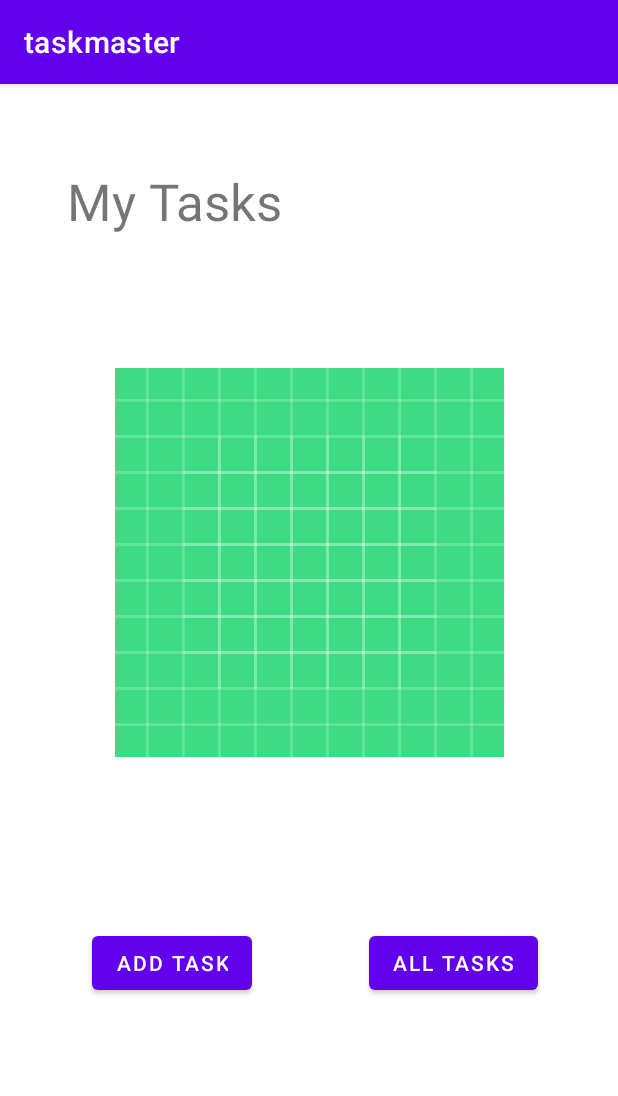
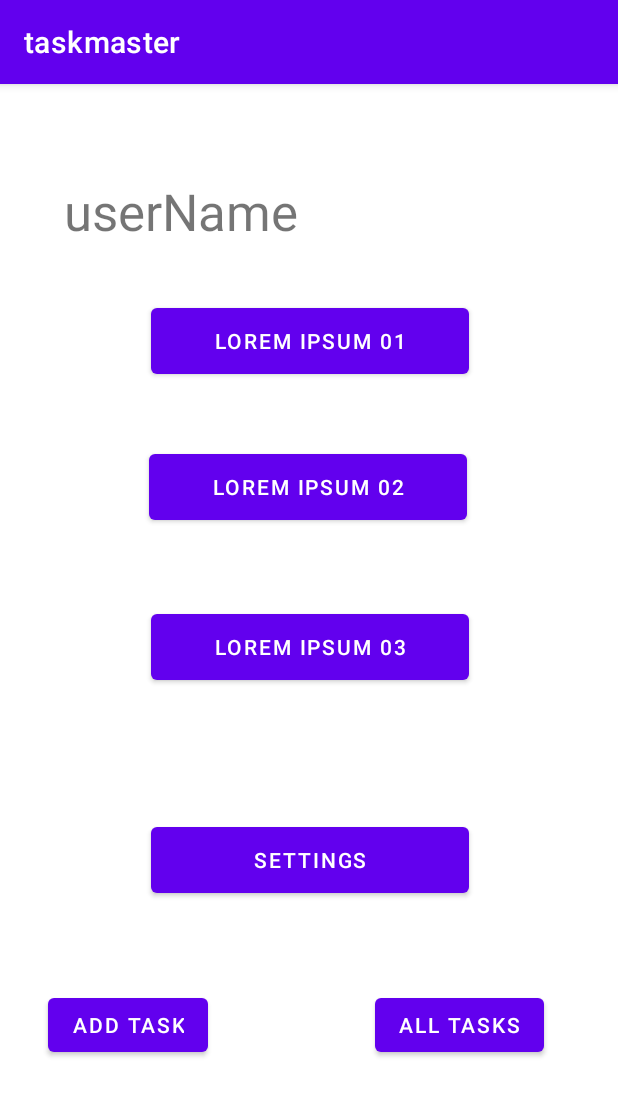
Before and after one commit to mosa-rabea/taskmaster, an Android app: the screen it shows after launch (MainActivity), on a phone screen of 412 x 824 dp. Shown: the top 1096 px of the screen. Run offline under Robolectric (Android 15) with nearby library versions, the phone set to English and light mode, and no system bars.

Commit message:
android2

```diff
--- a/app/src/main/AndroidManifest.xml
+++ b/app/src/main/AndroidManifest.xml
@@ -9,6 +9,12 @@
         android:roundIcon="@mipmap/ic_launcher_round"
         android:supportsRtl="true"
         android:theme="@style/Theme.Taskmaster">
+        <activity
+            android:name=".TaskDetail"
+            android:exported="false" />
+        <activity
+            android:name=".Settings"
+            android:exported="false" />
         <activity
             android:name=".AllTasks"
             android:exported="false" />
--- a/app/src/main/java/com/example/taskmaster/MainActivity.java
+++ b/app/src/main/java/com/example/taskmaster/MainActivity.java
@@ -3,9 +3,12 @@ package com.example.taskmaster;
 import androidx.appcompat.app.AppCompatActivity;
 
 import android.content.Intent;
+import android.content.SharedPreferences;
 import android.os.Bundle;
+import android.preference.PreferenceManager;
 import android.view.*;
 import android.widget.Button;
+import android.widget.TextView;
 
 public class MainActivity extends AppCompatActivity {
 
@@ -15,18 +18,16 @@ public class MainActivity extends AppCompatActivity {
         setContentView(R.layout.activity_main);
 
 
-     Button addTask=(Button) findViewById(R.id.addTask);
+        Button addTask = (Button) findViewById(R.id.addTask);
         addTask.setOnClickListener(new View.OnClickListener() {
             @Override
             public void onClick(View v) {
-             Intent goToAddTask=new Intent(MainActivity.this,AddTask.class);
+                Intent goToAddTask = new Intent(MainActivity.this, AddTask.class);
                 startActivity(goToAddTask);
             }
         });
 
-
-
-        Button allTasks = (Button) findViewById(R.id.allOfTasks);
+        Button allTasks = (Button) findViewById(R.id.allTasks);
         allTasks.setOnClickListener(new View.OnClickListener() {
             @Override
             public void onClick(View v) {
@@ -35,8 +36,66 @@ public class MainActivity extends AppCompatActivity {
             }
         });
 
+
+        Button presentation = findViewById(R.id.presentationButton);
+        presentation.setOnClickListener(new View.OnClickListener() {
+            @Override
+            public void onClick(View v) {
+                String presentationTitle = presentation.getText().toString();
+                Intent goToPresentationDetails = new Intent(MainActivity.this, TaskDetail.class);
+                goToPresentationDetails.putExtra("title",presentationTitle);
+                startActivity(goToPresentationDetails);
+            }
+        });
+
+
+        Button codeChallenge = findViewById(R.id.codeChallengeButton);
+        codeChallenge.setOnClickListener(new View.OnClickListener() {
+            @Override
+            public void onClick(View v) {
+                String codeChallengeTitle = codeChallenge.getText().toString();
+                Intent goToCodeChallengeDetails = new Intent(MainActivity.this, TaskDetail.class);
+                goToCodeChallengeDetails.putExtra("title",codeChallengeTitle);
+                startActivity(goToCodeChallengeDetails);
+            }
+        });
+
+
+
+        Button solveLab = findViewById(R.id.solveButton);
+        solveLab.setOnClickListener(new View.OnClickListener() {
+            @Override
+            public void onClick(View v) {
+                String labName = solveLab.getText().toString();
+                Intent goToLabPage = new Intent(MainActivity.this, TaskDetail.class);
+                goToLabPage.putExtra("title",labName);
+                startActivity(goToLabPage);
+
+            }
+        });
+
+
+
+        Button setting = findViewById(R.id.settingsButton);
+        setting.setOnClickListener(new View.OnClickListener() {
+            @Override
+            public void onClick(View v) {
+                Intent goToSettingsPage = new Intent(MainActivity.this, Settings.class);
+                startActivity(goToSettingsPage);
+            }
+        });
     }
 
 
+    @Override
+    protected void onStart() {
+        super.onStart();
 
+
+        SharedPreferences sharedPreferences = PreferenceManager.getDefaultSharedPreferences(MainActivity.this);
+        String username = sharedPreferences.getString("username", "userName");
+
+        TextView usernameField = findViewById(R.id.userNameView);
+        usernameField.setText(username );
     }
+}
--- a/app/src/main/res/layout/activity_main.xml
+++ b/app/src/main/res/layout/activity_main.xml
@@ -13,36 +13,25 @@
         android:text="Add task"
         app:layout_constraintBottom_toBottomOf="parent"
         app:layout_constraintEnd_toEndOf="parent"
-        app:layout_constraintHorizontal_bias="0.201"
+        app:layout_constraintHorizontal_bias="0.105"
         app:layout_constraintStart_toStartOf="parent"
         app:layout_constraintTop_toTopOf="parent"
-        app:layout_constraintVertical_bias="0.781" />
+        app:layout_constraintVertical_bias="0.838" />
 
     <Button
-        android:id="@+id/allOfTasks"
+        android:id="@+id/allTasks"
         android:layout_width="wrap_content"
         android:layout_height="wrap_content"
         android:text="All tasks"
         app:layout_constraintBottom_toBottomOf="parent"
         app:layout_constraintEnd_toEndOf="parent"
-        app:layout_constraintHorizontal_bias="0.593"
+        app:layout_constraintHorizontal_bias="0.694"
         app:layout_constraintStart_toEndOf="@+id/addTask"
         app:layout_constraintTop_toTopOf="parent"
-        app:layout_constraintVertical_bias="0.781" />
-
-    <ImageView
-        android:id="@+id/imageView"
-        android:layout_width="331dp"
-        android:layout_height="259dp"
-        app:layout_constraintBottom_toBottomOf="parent"
-        app:layout_constraintEnd_toEndOf="parent"
-        app:layout_constraintStart_toStartOf="parent"
-        app:layout_constraintTop_toTopOf="parent"
-        app:layout_constraintVertical_bias="0.372"
-        app:srcCompat="@drawable/ic_launcher_background" />
+        app:layout_constraintVertical_bias="0.838" />
 
     <TextView
-        android:id="@+id/textView3"
+        android:id="@+id/userNameView"
         android:layout_width="wrap_content"
         android:layout_height="wrap_content"
         android:text="My Tasks"
@@ -52,6 +41,56 @@
         app:layout_constraintHorizontal_bias="0.167"
         app:layout_constraintStart_toStartOf="parent"
         app:layout_constraintTop_toTopOf="parent"
-        app:layout_constraintVertical_bias="0.077" />
+        app:layout_constraintVertical_bias="0.086" />
+
+    <Button
+        android:id="@+id/presentationButton"
+        android:layout_width="212dp"
+        android:layout_height="56dp"
+        android:text="Lorem Ipsum 01"
+        app:layout_constraintBottom_toBottomOf="parent"
+        app:layout_constraintEnd_toEndOf="parent"
+        app:layout_constraintHorizontal_bias="0.502"
+        app:layout_constraintStart_toStartOf="parent"
+        app:layout_constraintTop_toTopOf="parent"
+        app:layout_constraintVertical_bias="0.201" />
+
+    <Button
+        android:id="@+id/solveButton"
+        android:layout_width="212dp"
+        android:layout_height="56dp"
+        android:layout_marginTop="32dp"
+        android:text="Lorem Ipsum 03"
+        app:layout_constraintBottom_toTopOf="@+id/settingsButton"
+        app:layout_constraintEnd_toEndOf="parent"
+        app:layout_constraintHorizontal_bias="0.502"
+        app:layout_constraintStart_toStartOf="parent"
+        app:layout_constraintTop_toBottomOf="@+id/codeChallengeButton"
+        app:layout_constraintVertical_bias="0.178" />
+
+    <Button
+        android:id="@+id/codeChallengeButton"
+        android:layout_width="212dp"
+        android:layout_height="56dp"
+        android:layout_marginTop="36dp"
+        android:text="Lorem Ipsum 02"
+        app:layout_constraintBottom_toBottomOf="parent"
+        app:layout_constraintEnd_toEndOf="parent"
+        app:layout_constraintHorizontal_bias="0.497"
+        app:layout_constraintStart_toStartOf="parent"
+        app:layout_constraintTop_toBottomOf="@+id/presentationButton"
+        app:layout_constraintVertical_bias="0.011" />
+
+    <Button
+        android:id="@+id/settingsButton"
+        android:layout_width="212dp"
+        android:layout_height="56dp"
+        android:text="Settings"
+        app:layout_constraintBottom_toBottomOf="parent"
+        app:layout_constraintEnd_toEndOf="parent"
+        app:layout_constraintHorizontal_bias="0.502"
+        app:layout_constraintStart_toStartOf="parent"
+        app:layout_constraintTop_toTopOf="parent"
+        app:layout_constraintVertical_bias="0.687" />
 
 </androidx.constraintlayout.widget.ConstraintLayout>
```
Also changed, not shown: app/src/main/java/com/example/taskmaster/Settings.java (added, +38 -0 lines), app/src/main/java/com/example/taskmaster/TaskDetail.java (added, +21 -0 lines), app/src/main/res/layout/activity_settings.xml (added, +44 -0 lines), app/src/main/res/layout/activity_task_detail.xml (added, +46 -0 lines), 11 other files. Lines whose indentation alone changed are shown as unchanged.
